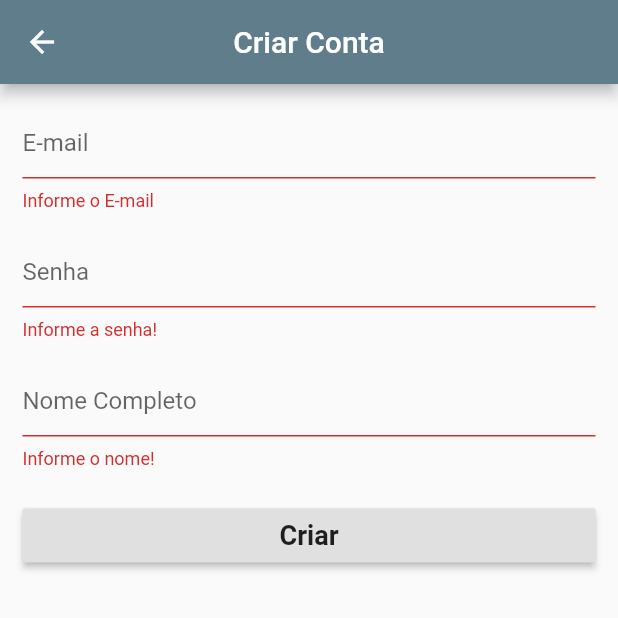
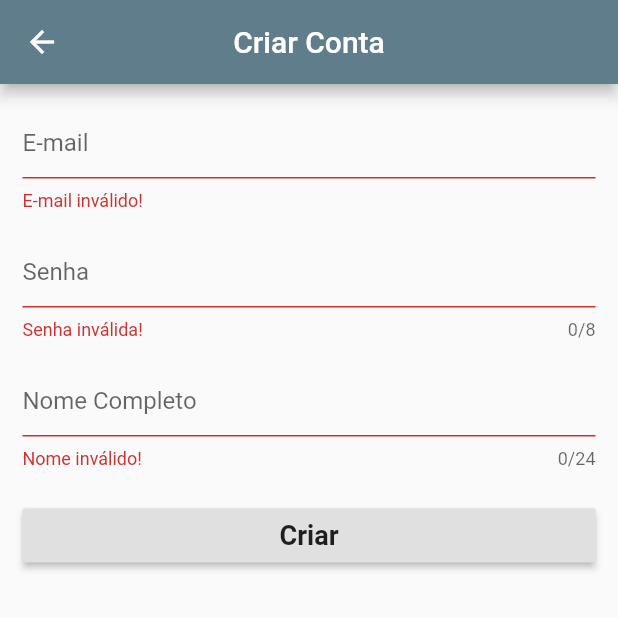
Before and after one commit to CelsoGomesEM/AppAcervosFlutter, a Flutter app: the CriaContaScreen screen opened directly, after a tap on "Criar", on a phone screen of 412 x 824 dp, the top half of it. Run offline on Flutter 3.47's test engine with Material 2 defaults, Android fonts, the phone set to English and light mode, and no system bars.

```diff
--- a/lib/models/discente_model.dart
+++ b/lib/models/discente_model.dart
@@ -2,10 +2,20 @@ import 'package:meta/meta.dart';
 
 class DiscenteModel {
 
+  final int id;
   final String nome;
   final String email;
-  final String senha;
 
-  DiscenteModel({@required this.nome, @required this.email, @required this.senha});
+  DiscenteModel({@required this.id, @required this.nome, @required this.email});
+
+  @override
+  String toString() {
+    // TODO: implement toString
+    return super.toString();
+  }
+
+  @override
+  // TODO: implement hashCode
+  int get hashCode => super.hashCode;
 
 }
--- a/lib/screens/criaconta_screen.dart
+++ b/lib/screens/criaconta_screen.dart
@@ -48,7 +48,7 @@ class _CriaContaScreenState extends State<CriaContaScreen> {
                     ),
                     validator: (texto){
                       if(texto.isEmpty)
-                        return "Informe o E-mail";
+                        return "E-mail inválido!";
                     },
                   ),
                   SizedBox(
@@ -57,12 +57,13 @@ class _CriaContaScreenState extends State<CriaContaScreen> {
                   TextFormField(
                     controller: _senhaController,
                     obscureText: true,
+                    maxLength: 8,
                     decoration: InputDecoration(
                       hintText: 'Senha'
                     ),
                     validator: (texto){
                       if(texto.isEmpty)
-                        return "Informe a senha!";
+                        return "Senha inválida!";
                     },
                   ),
                   SizedBox(
@@ -70,12 +71,13 @@ class _CriaContaScreenState extends State<CriaContaScreen> {
                   ),
                   TextFormField(
                     controller: _nomeController,
+                    maxLength: 24,
                     decoration: InputDecoration(
                       hintText: 'Nome Completo'
                     ),
                     validator: (texto){
                       if(texto.isEmpty)
-                        return "Informe o nome!";
+                        return "Nome inválido!";
                     },
                   ),
                   SizedBox(
@@ -90,14 +92,12 @@ class _CriaContaScreenState extends State<CriaContaScreen> {
                     ),
                     onPressed: (){
                       if(_formKey.currentState.validate()){
-
-                        DiscenteModel discente = new DiscenteModel(
-                          email: _emailController.text,
-                          senha: _senhaController.text,
-                          nome: _nomeController.text
-                        );
-
-                        model.registrarUsuario(discente, _onSucess, _onFail);
+                        Map<String, dynamic> usuarioDados = {
+                          "nome" : _nomeController.text,
+                          "senha" : _senhaController.text,
+                          "email" : _emailController.text
+                        };
+                        model.registrarUsuario(usuarioDados, _onSucess, _onFail);
                       }
                     },
                   )
--- a/lib/widgets/drawer_customizado.dart
+++ b/lib/widgets/drawer_customizado.dart
@@ -40,7 +40,7 @@ class DrawerCustomizado extends StatelessWidget {
                             return Column(
                               crossAxisAlignment: CrossAxisAlignment.start,
                               children: <Widget>[
-                                Text("Olá, ${model.estaLogado() ? model.discenteLogado.email : ''}", style: TextStyle(
+                                Text("Olá, ${model.estaLogado() ? model.discenteLogado.nome : ''}", style: TextStyle(
                                     fontSize: 18.0,
                                     fontWeight: FontWeight.bold
                                 ),),
```
Also changed, not shown: lib/models/sessao_usuario_model.dart (+5 -8 lines), lib/screens/login_screen.dart (+6 -9 lines), lib/services/login_service.dart (+13 -9 lines).
